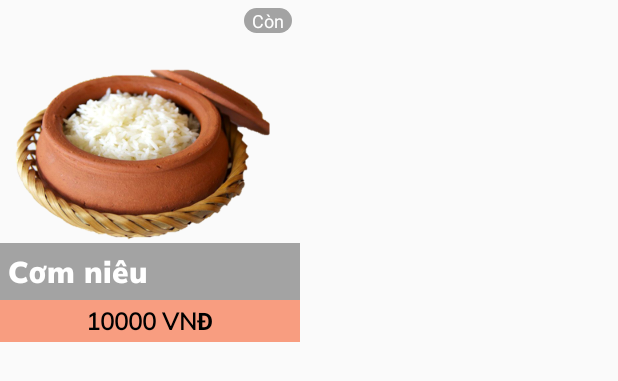
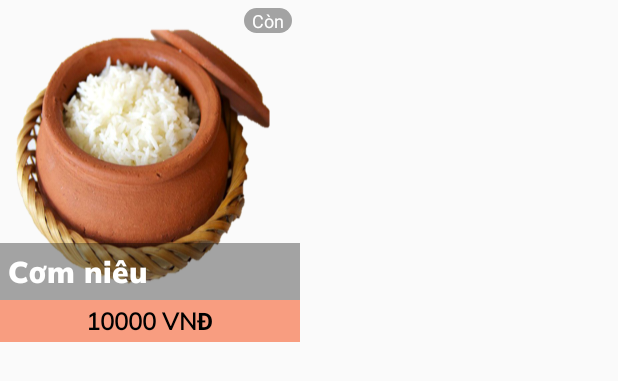
Before and after one commit to trngbro/ThuanThanh, an Android app: the layout custom_layout_displaymenu.xml on its own in the app's theme, with its tools: preview values and no code run, on a phone screen of 412 x 824 dp. Shown: the top 381 px of the screen. Run offline under Robolectric (Android 15) with nearby library versions, the phone set to English and light mode, and no system bars; Roboto replaces fonts that are not available here.

Commit message:
custom layout gridview

```diff
--- a/app/src/main/res/layout/custom_layout_displaycategory.xml
+++ b/app/src/main/res/layout/custom_layout_displaycategory.xml
@@ -10,7 +10,7 @@
     <ImageView
         android:id="@+id/img_customcategory_HinhLoai"
         android:layout_width="match_parent"
-        android:layout_height="150dp"
+        android:layout_height="300dp"
         android:background="@drawable/pic_cate"
         android:scaleType="fitXY" />
 
--- a/app/src/main/res/layout/custom_layout_displaymenu.xml
+++ b/app/src/main/res/layout/custom_layout_displaymenu.xml
@@ -10,9 +10,9 @@
 
         <ImageView
             android:id="@+id/img_custommenu_HinhMon"
-            android:layout_width="wrap_content"
+            android:layout_width="200dp"
             android:layout_height="200dp"
-            android:scaleType="fitCenter"
+            android:scaleType="fitXY"
             android:src="@drawable/pic_item" />
 
         <TextView
--- a/app/src/main/res/layout/displayhome_layout.xml
+++ b/app/src/main/res/layout/displayhome_layout.xml
@@ -174,7 +174,7 @@
             <androidx.recyclerview.widget.RecyclerView
                 android:id="@+id/rcv_displayhome_LoaiMon"
                 android:layout_width="match_parent"
-                android:layout_height="150dp"
+                android:layout_height="300dp"
                 android:clipToPadding="false" />
 
 
```
